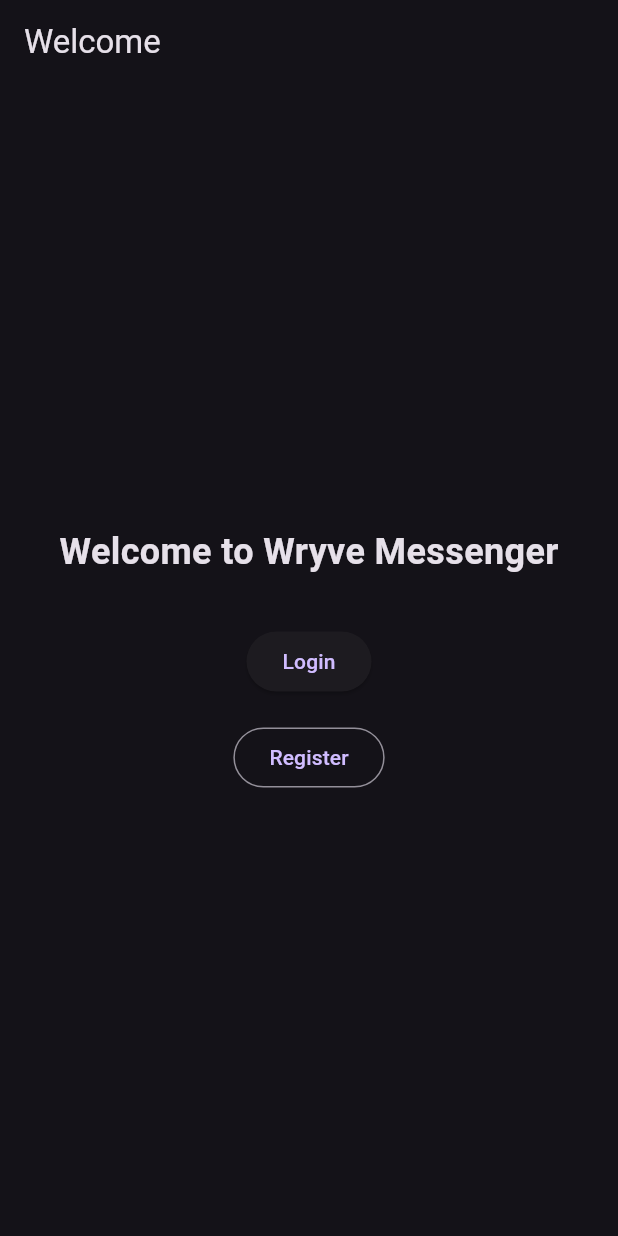
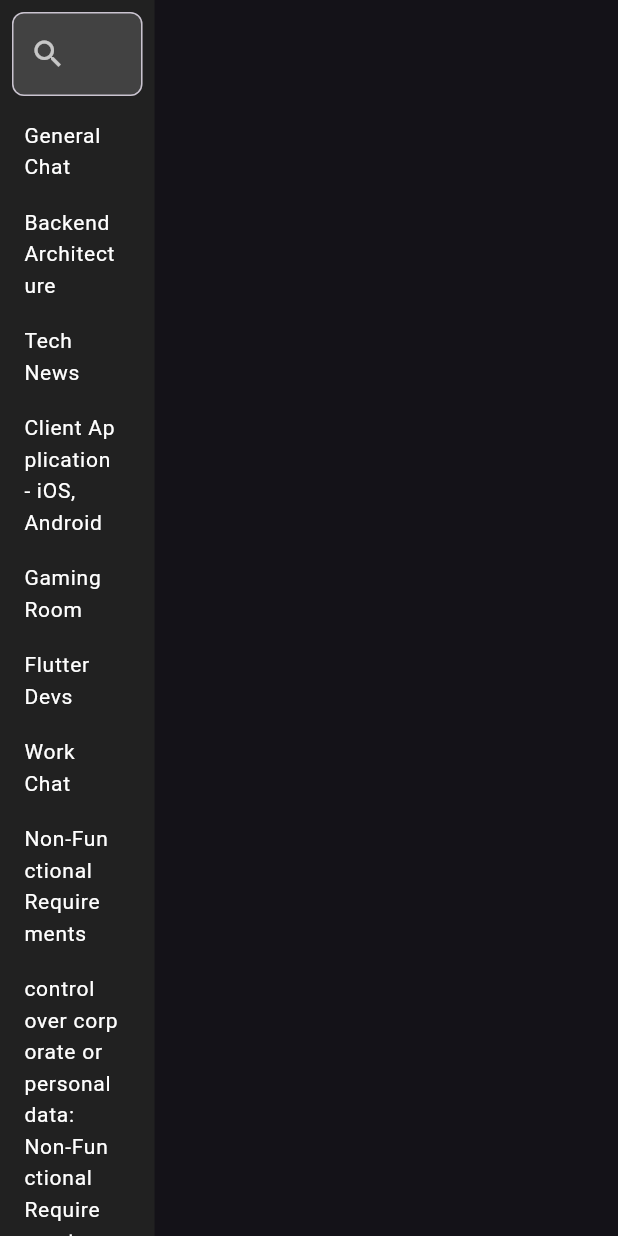
Before and after one commit to wryve/wryve-app, a Flutter app: the screen it shows after launch, on a phone screen of 412 x 824 dp. Run offline on Flutter 3.47's test engine with Material 3 defaults, Android fonts, the phone set to English and light mode, and no system bars; our stand-ins replace shared_preferences; missing offline and left inert: window_manager.

Commit message:
left side bar

```diff
--- /dev/null
+++ b/lib/models/chat.dart
@@ -0,0 +1,11 @@
+import 'package:uuid/uuid.dart';
+
+var uuid = Uuid();
+
+class Chat {
+  final String id;
+  final String name;
+  final String? after; // ID of previous chat (nullable)
+
+  Chat({required this.id, required this.name, this.after});
+}
--- /dev/null
+++ b/lib/screens/chat.dart
@@ -0,0 +1,115 @@
+import 'package:flutter/material.dart';
+import 'package:uuid/uuid.dart';
+import 'package:wryve_app/models/chat.dart';
+
+class ChatScreen extends StatefulWidget {
+  const ChatScreen({super.key});
+
+  @override
+  _ChatScreen createState() => _ChatScreen();
+}
+
+class _ChatScreen extends State<ChatScreen> {
+  String _selectedID = '';
+  final List<Chat> _chats = [
+    Chat(id: Uuid().v4(), name: 'General Chat'),
+    Chat(id: Uuid().v4(), name: 'Backend Architecture'),
+    Chat(id: Uuid().v4(), name: 'Tech News'),
+    Chat(id: Uuid().v4(), name: 'Client Application - iOS, Android'),
+    Chat(id: Uuid().v4(), name: 'Gaming Room'),
+    Chat(id: Uuid().v4(), name: 'Flutter Devs'),
+    Chat(id: Uuid().v4(), name: 'Work Chat'),
+    Chat(id: Uuid().v4(), name: 'Non-Functional Requirements'),
+    Chat(id: Uuid().v4(), name: 'control over corporate or personal data: Non-Functional Requirements'),
+  ];
+
+  final TextEditingController _searchController = TextEditingController();
+  String _searchQuery = '';
+
+
+  @override
+  void dispose() {
+    _searchController.dispose();
+    super.dispose();
+  }
+
+  @override
+  Widget build(BuildContext context) {
+    // Filter chat list based on search query
+    final List<Chat> filteredChats = _chats
+        .where((chat) =>
+        chat.name.toLowerCase().contains(_searchQuery.toLowerCase()))
+        .toList();
+
+    return Scaffold(
+      body: Row(
+        children: [
+          // Left column
+          Expanded(
+            flex: 25, // 30%
+            child: Container(
+              color: Colors.grey[900],
+              child: Column(
+                children: [
+                  // Search bar
+                  Padding(
+                    padding: const EdgeInsets.all(8.0),
+                    child: TextField(
+                      controller: _searchController,
+                      decoration: InputDecoration(
+                        hintText: 'Search',
+                        filled: true,
+                        fillColor: Colors.grey[800],
+                        border: OutlineInputBorder(
+                          borderRadius: BorderRadius.circular(8),
+                        ),
+                        prefixIcon: Icon(Icons.search, color: Colors.white70),
+                      ),
+                      style: TextStyle(color: Colors.white),
+                      onChanged: (value) {
+                        setState(() {
+                          _searchQuery = value;
+                        });
+                      },
+                    ),
+                  ),
+
+                  // Chat list
+                  Expanded(child: ListView.builder(
+                    padding: EdgeInsets.zero,
+                    itemCount: filteredChats.length,
+                    itemBuilder: (context, index) {
+                      return ListTile(
+                        title: Text(
+                          filteredChats[index].name,
+                          style: TextStyle(
+                            color: _selectedID == filteredChats[index].id ? Colors.blue : Colors.white,
+                            fontWeight: _selectedID == filteredChats[index].id ? FontWeight.bold : FontWeight.normal,
+                            fontSize: 14,
+                          ),
+                        ),
+                        tileColor: _selectedID == filteredChats[index].id ? Colors.blueGrey[800] : null,
+                        onTap: () {
+                          setState(() {
+                            _selectedID = filteredChats[index].id;
+                          });
+                        },
+                      );
+                    },
+                  ))
+                ],
+              )
+            )
+          ),
+          // Right column
+          Expanded(
+            flex: 75, // 70%
+            child: Container(
+
+            ),
+          ),
+        ],
+      ), // Row
+    );
+  }
+}
--- a/pubspec.yaml
+++ b/pubspec.yaml
@@ -35,6 +35,9 @@
   # Use with the CupertinoIcons class for iOS style icons.
   cupertino_icons: ^1.0.8
   flutter_riverpod: ^2.0.0
+  window_manager: ^0.3.7
+  shared_preferences: ^2.0.15
+  uuid: ^3.0.7
 
 dev_dependencies:
   flutter_test:
```
Also changed, not shown: lib/main.dart (+7 -1 lines), lib/screens/home.dart (+36 -1 lines), pubspec.lock, 5 other files.
